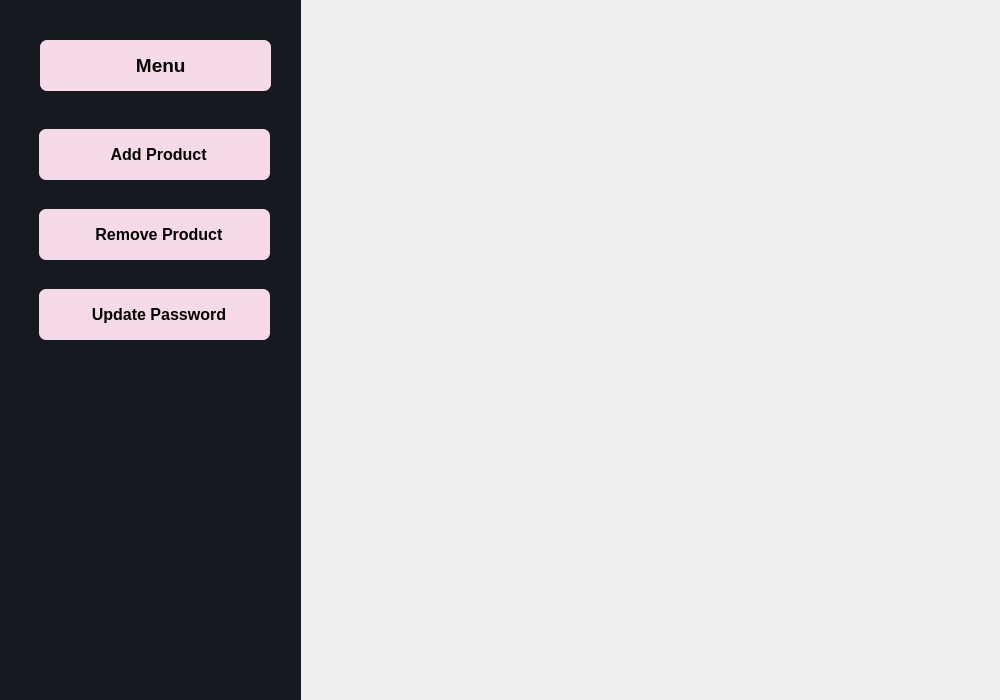
First picture: the form in seller.ui, repository Sazidul0/Ready2Go, before the edit.
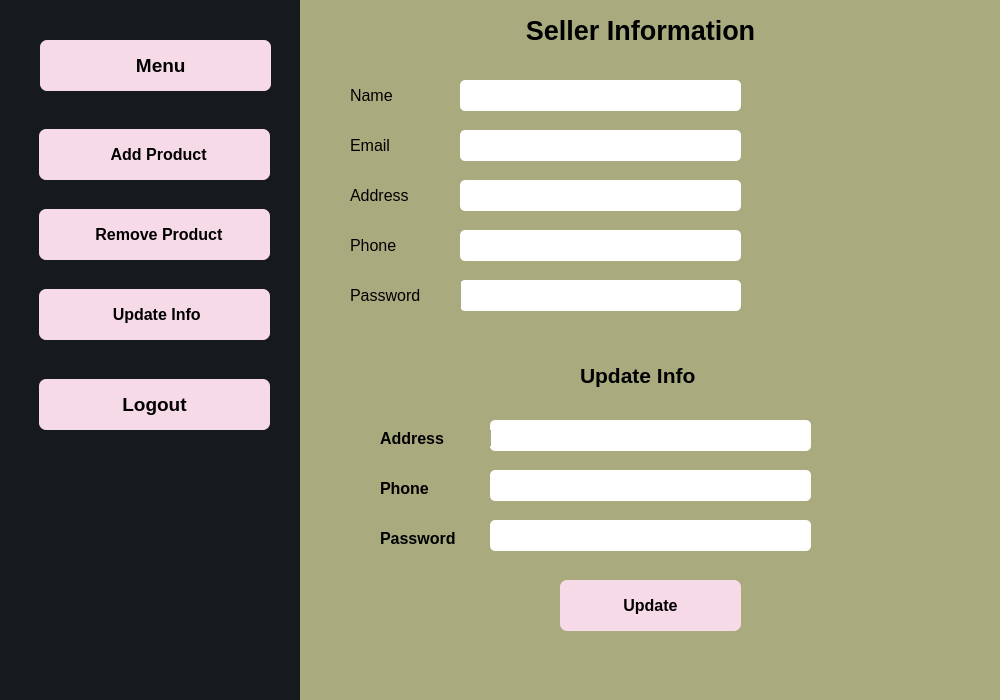
Second picture: the form after the edit. The open tabs and pages were chosen to show the change. Icons and pictures are not drawn.

```diff
--- a/seller.ui
+++ b/seller.ui
@@ -222,6 +222,9 @@
         <height>571</height>
        </rect>
       </property>
+      <property name="styleSheet">
+       <string notr="true"/>
+      </property>
       <widget class="QPushButton" name="Add_product">
        <property name="geometry">
         <rect>
@@ -304,6 +307,7 @@
        <property name="font">
         <font>
          <pointsize>12</pointsize>
+         <weight>75</weight>
          <bold>true</bold>
         </font>
        </property>
@@ -314,7 +318,7 @@
 }</string>
        </property>
        <property name="text">
-        <string>  Update Password</string>
+        <string> Update Info</string>
        </property>
        <property name="icon">
         <iconset>
@@ -325,6 +329,661 @@
          <width>24</width>
          <height>24</height>
         </size>
+       </property>
+      </widget>
+      <widget class="QPushButton" name="seller_logout_button">
+       <property name="geometry">
+        <rect>
+         <x>20</x>
+         <y>270</y>
+         <width>231</width>
+         <height>51</height>
+        </rect>
+       </property>
+       <property name="font">
+        <font>
+         <pointsize>14</pointsize>
+         <weight>75</weight>
+         <bold>true</bold>
+        </font>
+       </property>
+       <property name="styleSheet">
+        <string notr="true">	
+	border-radius:7px;
+	background-color: rgb(246, 218, 232);
+
+
+</string>
+       </property>
+       <property name="text">
+        <string>Logout</string>
+       </property>
+       <property name="iconSize">
+        <size>
+         <width>24</width>
+         <height>24</height>
+        </size>
+       </property>
+      </widget>
+     </widget>
+    </widget>
+    <widget class="QStackedWidget" name="seller_working_menu">
+     <property name="geometry">
+      <rect>
+       <x>300</x>
+       <y>0</y>
+       <width>701</width>
+       <height>701</height>
+      </rect>
+     </property>
+     <property name="styleSheet">
+      <string notr="true">
+background-color: rgb(170, 170, 127);</string>
+     </property>
+     <widget class="QWidget" name="seller_main_menu">
+      <widget class="QLabel" name="seller_menu_heading">
+       <property name="geometry">
+        <rect>
+         <x>170</x>
+         <y>30</y>
+         <width>341</width>
+         <height>51</height>
+        </rect>
+       </property>
+       <property name="font">
+        <font>
+         <pointsize>20</pointsize>
+         <weight>75</weight>
+         <bold>true</bold>
+        </font>
+       </property>
+       <property name="text">
+        <string>My Products</string>
+       </property>
+       <property name="alignment">
+        <set>Qt::AlignCenter</set>
+       </property>
+      </widget>
+     </widget>
+     <widget class="QWidget" name="seller_add_product">
+      <widget class="QLabel" name="seller_addproduct_heading">
+       <property name="geometry">
+        <rect>
+         <x>100</x>
+         <y>20</y>
+         <width>481</width>
+         <height>61</height>
+        </rect>
+       </property>
+       <property name="font">
+        <font>
+         <pointsize>20</pointsize>
+         <weight>75</weight>
+         <bold>true</bold>
+        </font>
+       </property>
+       <property name="text">
+        <string>Add New Product</string>
+       </property>
+       <property name="alignment">
+        <set>Qt::AlignCenter</set>
+       </property>
+      </widget>
+      <widget class="QLabel" name="product_name">
+       <property name="geometry">
+        <rect>
+         <x>50</x>
+         <y>160</y>
+         <width>171</width>
+         <height>41</height>
+        </rect>
+       </property>
+       <property name="font">
+        <font>
+         <pointsize>12</pointsize>
+         <weight>75</weight>
+         <bold>true</bold>
+        </font>
+       </property>
+       <property name="text">
+        <string>Product Name</string>
+       </property>
+      </widget>
+      <widget class="QLabel" name="product_description">
+       <property name="geometry">
+        <rect>
+         <x>50</x>
+         <y>240</y>
+         <width>221</width>
+         <height>51</height>
+        </rect>
+       </property>
+       <property name="font">
+        <font>
+         <pointsize>12</pointsize>
+         <weight>75</weight>
+         <bold>true</bold>
+        </font>
+       </property>
+       <property name="text">
+        <string>Product Description</string>
+       </property>
+      </widget>
+      <widget class="QLabel" name="product_quantity">
+       <property name="geometry">
+        <rect>
+         <x>50</x>
+         <y>480</y>
+         <width>171</width>
+         <height>41</height>
+        </rect>
+       </property>
+       <property name="font">
+        <font>
+         <pointsize>12</pointsize>
+         <weight>75</weight>
+         <bold>true</bold>
+        </font>
+       </property>
+       <property name="text">
+        <string>Product Quantity</string>
+       </property>
+      </widget>
+      <widget class="QLineEdit" name="product_name_input">
+       <property name="geometry">
+        <rect>
+         <x>230</x>
+         <y>160</y>
+         <width>371</width>
+         <height>41</height>
+        </rect>
+       </property>
+       <property name="styleSheet">
+        <string notr="true">background-color: rgb(255, 255, 255);</string>
+       </property>
+      </widget>
+      <widget class="QLineEdit" name="product_quantity_input">
+       <property name="geometry">
+        <rect>
+         <x>240</x>
+         <y>480</y>
+         <width>371</width>
+         <height>41</height>
+        </rect>
+       </property>
+       <property name="styleSheet">
+        <string notr="true">background-color: rgb(255, 255, 255);</string>
+       </property>
+      </widget>
+      <widget class="QLineEdit" name="product_description_input">
+       <property name="geometry">
+        <rect>
+         <x>50</x>
+         <y>280</y>
+         <width>591</width>
+         <height>151</height>
+        </rect>
+       </property>
+       <property name="styleSheet">
+        <string notr="true">background-color: rgb(255, 255, 255);</string>
+       </property>
+      </widget>
+      <widget class="QPushButton" name="add_new_product_button">
+       <property name="geometry">
+        <rect>
+         <x>270</x>
+         <y>580</y>
+         <width>151</width>
+         <height>51</height>
+        </rect>
+       </property>
+       <property name="font">
+        <font>
+         <pointsize>12</pointsize>
+         <weight>75</weight>
+         <bold>true</bold>
+        </font>
+       </property>
+       <property name="styleSheet">
+        <string notr="true">border-radius: 7px;
+	background-color: rgb(246, 218, 232);</string>
+       </property>
+       <property name="text">
+        <string>Add</string>
+       </property>
+      </widget>
+     </widget>
+     <widget class="QWidget" name="seller_remove_product">
+      <widget class="QLabel" name="seller_remove_product_heading">
+       <property name="geometry">
+        <rect>
+         <x>150</x>
+         <y>20</y>
+         <width>381</width>
+         <height>61</height>
+        </rect>
+       </property>
+       <property name="font">
+        <font>
+         <pointsize>20</pointsize>
+         <weight>75</weight>
+         <bold>true</bold>
+        </font>
+       </property>
+       <property name="text">
+        <string>Remove Product</string>
+       </property>
+       <property name="alignment">
+        <set>Qt::AlignCenter</set>
+       </property>
+      </widget>
+      <widget class="QLabel" name="Enter_product_name">
+       <property name="geometry">
+        <rect>
+         <x>30</x>
+         <y>180</y>
+         <width>251</width>
+         <height>41</height>
+        </rect>
+       </property>
+       <property name="font">
+        <font>
+         <pointsize>14</pointsize>
+         <weight>75</weight>
+         <bold>true</bold>
+        </font>
+       </property>
+       <property name="text">
+        <string>Enter Product Name:</string>
+       </property>
+      </widget>
+      <widget class="QLineEdit" name="remove_product_name_input">
+       <property name="geometry">
+        <rect>
+         <x>290</x>
+         <y>180</y>
+         <width>351</width>
+         <height>51</height>
+        </rect>
+       </property>
+       <property name="font">
+        <font>
+         <pointsize>12</pointsize>
+        </font>
+       </property>
+       <property name="styleSheet">
+        <string notr="true">background-color: rgb(255, 255, 255);</string>
+       </property>
+       <property name="alignment">
+        <set>Qt::AlignCenter</set>
+       </property>
+       <property name="placeholderText">
+        <string>Product Name</string>
+       </property>
+      </widget>
+      <widget class="QPushButton" name="remove_product_remove_button">
+       <property name="geometry">
+        <rect>
+         <x>270</x>
+         <y>300</y>
+         <width>141</width>
+         <height>51</height>
+        </rect>
+       </property>
+       <property name="font">
+        <font>
+         <pointsize>12</pointsize>
+         <weight>75</weight>
+         <bold>true</bold>
+        </font>
+       </property>
+       <property name="styleSheet">
+        <string notr="true">border-radius: 7px;
+	background-color: rgb(246, 218, 232);</string>
+       </property>
+       <property name="text">
+        <string>Remove</string>
+       </property>
+      </widget>
+     </widget>
+     <widget class="QWidget" name="seller_update_info">
+      <widget class="QLabel" name="Update_Info_Heading">
+       <property name="geometry">
+        <rect>
+         <x>160</x>
+         <y>0</y>
+         <width>361</width>
+         <height>61</height>
+        </rect>
+       </property>
+       <property name="font">
+        <font>
+         <pointsize>20</pointsize>
+         <weight>75</weight>
+         <bold>true</bold>
+        </font>
+       </property>
+       <property name="text">
+        <string>Seller Information</string>
+       </property>
+       <property name="alignment">
+        <set>Qt::AlignCenter</set>
+       </property>
+      </widget>
+      <widget class="QLineEdit" name="seller_address_update_input">
+       <property name="geometry">
+        <rect>
+         <x>190</x>
+         <y>420</y>
+         <width>321</width>
+         <height>31</height>
+        </rect>
+       </property>
+       <property name="styleSheet">
+        <string notr="true">background-color: rgb(255, 255, 255);
+border-radius: 5px;</string>
+       </property>
+      </widget>
+      <widget class="QLabel" name="update_name">
+       <property name="geometry">
+        <rect>
+         <x>50</x>
+         <y>80</y>
+         <width>81</width>
+         <height>31</height>
+        </rect>
+       </property>
+       <property name="font">
+        <font>
+         <pointsize>12</pointsize>
+         <weight>50</weight>
+         <bold>false</bold>
+        </font>
+       </property>
+       <property name="text">
+        <string>Name</string>
+       </property>
+      </widget>
+      <widget class="QLabel" name="update_pass_heading">
+       <property name="geometry">
+        <rect>
+         <x>80</x>
+         <y>530</y>
+         <width>111</width>
+         <height>16</height>
+        </rect>
+       </property>
+       <property name="font">
+        <font>
+         <pointsize>12</pointsize>
+         <weight>75</weight>
+         <bold>true</bold>
+        </font>
+       </property>
+       <property name="text">
+        <string>Password</string>
+       </property>
+      </widget>
+      <widget class="QLineEdit" name="seller_show_password">
+       <property name="geometry">
+        <rect>
+         <x>160</x>
+         <y>280</y>
+         <width>281</width>
+         <height>31</height>
+        </rect>
+       </property>
+       <property name="styleSheet">
+        <string notr="true">background-color: rgb(255, 255, 255);
+border-radius: 5px;</string>
+       </property>
+      </widget>
+      <widget class="QLineEdit" name="seller_show_email">
+       <property name="geometry">
+        <rect>
+         <x>160</x>
+         <y>130</y>
+         <width>281</width>
+         <height>31</height>
+        </rect>
+       </property>
+       <property name="styleSheet">
+        <string notr="true">background-color: rgb(255, 255, 255);
+border-radius: 5px;</string>
+       </property>
+      </widget>
+      <widget class="QLabel" name="phone_update_input">
+       <property name="geometry">
+        <rect>
+         <x>80</x>
+         <y>480</y>
+         <width>111</width>
+         <height>16</height>
+        </rect>
+       </property>
+       <property name="font">
+        <font>
+         <pointsize>12</pointsize>
+         <weight>75</weight>
+         <bold>true</bold>
+        </font>
+       </property>
+       <property name="text">
+        <string>Phone</string>
+       </property>
+      </widget>
+      <widget class="QLabel" name="update_phone">
+       <property name="geometry">
+        <rect>
+         <x>50</x>
+         <y>230</y>
+         <width>81</width>
+         <height>31</height>
+        </rect>
+       </property>
+       <property name="font">
+        <font>
+         <pointsize>12</pointsize>
+         <weight>50</weight>
+         <bold>false</bold>
+        </font>
+       </property>
+       <property name="text">
+        <string>Phone</string>
+       </property>
+      </widget>
+      <widget class="QLabel" name="seller_update_address">
+       <property name="geometry">
+        <rect>
+         <x>50</x>
+         <y>180</y>
+         <width>81</width>
+         <height>31</height>
+        </rect>
+       </property>
+       <property name="font">
+        <font>
+         <pointsize>12</pointsize>
+         <weight>50</weight>
+         <bold>false</bold>
+        </font>
+       </property>
+       <property name="text">
+        <string>Address</string>
+       </property>
+      </widget>
+      <widget class="QLineEdit" name="seller_show_phone">
+       <property name="geometry">
+        <rect>
+         <x>160</x>
+         <y>230</y>
+         <width>281</width>
+         <height>31</height>
+        </rect>
+       </property>
+       <property name="styleSheet">
+        <string notr="true">background-color: rgb(255, 255, 255);
+border-radius: 5px;</string>
+       </property>
+      </widget>
+      <widget class="QLineEdit" name="seller_show_address">
+       <property name="geometry">
+        <rect>
+         <x>160</x>
+         <y>180</y>
+         <width>281</width>
+         <height>31</height>
+        </rect>
+       </property>
+       <property name="styleSheet">
+        <string notr="true">background-color: rgb(255, 255, 255);
+border-radius: 5px;</string>
+       </property>
+      </widget>
+      <widget class="QPushButton" name="Update_Info_Button_seller">
+       <property name="geometry">
+        <rect>
+         <x>260</x>
+         <y>580</y>
+         <width>181</width>
+         <height>51</height>
+        </rect>
+       </property>
+       <property name="font">
+        <font>
+         <pointsize>12</pointsize>
+         <weight>75</weight>
+         <bold>true</bold>
+        </font>
+       </property>
+       <property name="styleSheet">
+        <string notr="true">	border-radius: 7px;
+	background-color: rgb(246, 218, 232);</string>
+       </property>
+       <property name="text">
+        <string>Update</string>
+       </property>
+      </widget>
+      <widget class="QLineEdit" name="seller_password_update_input">
+       <property name="geometry">
+        <rect>
+         <x>190</x>
+         <y>520</y>
+         <width>321</width>
+         <height>31</height>
+        </rect>
+       </property>
+       <property name="styleSheet">
+        <string notr="true">background-color: rgb(255, 255, 255);
+border-radius: 5px;</string>
+       </property>
+      </widget>
+      <widget class="QLabel" name="update_password">
+       <property name="geometry">
+        <rect>
+         <x>50</x>
+         <y>280</y>
+         <width>111</width>
+         <height>31</height>
+        </rect>
+       </property>
+       <property name="font">
+        <font>
+         <pointsize>12</pointsize>
+         <weight>50</weight>
+         <bold>false</bold>
+        </font>
+       </property>
+       <property name="text">
+        <string>Password</string>
+       </property>
+      </widget>
+      <widget class="QLineEdit" name="seller_show_username">
+       <property name="geometry">
+        <rect>
+         <x>160</x>
+         <y>80</y>
+         <width>281</width>
+         <height>31</height>
+        </rect>
+       </property>
+       <property name="styleSheet">
+        <string notr="true">background-color: rgb(255, 255, 255);
+border-radius: 5px;</string>
+       </property>
+      </widget>
+      <widget class="QLineEdit" name="seller_phone_update_input_2">
+       <property name="geometry">
+        <rect>
+         <x>190</x>
+         <y>470</y>
+         <width>321</width>
+         <height>31</height>
+        </rect>
+       </property>
+       <property name="styleSheet">
+        <string notr="true">background-color: rgb(255, 255, 255);
+border-radius: 5px;</string>
+       </property>
+      </widget>
+      <widget class="QLabel" name="update_email">
+       <property name="geometry">
+        <rect>
+         <x>50</x>
+         <y>130</y>
+         <width>81</width>
+         <height>31</height>
+        </rect>
+       </property>
+       <property name="font">
+        <font>
+         <pointsize>12</pointsize>
+         <weight>50</weight>
+         <bold>false</bold>
+        </font>
+       </property>
+       <property name="text">
+        <string>Email</string>
+       </property>
+      </widget>
+      <widget class="QLabel" name="Update_info_heading">
+       <property name="geometry">
+        <rect>
+         <x>280</x>
+         <y>360</y>
+         <width>341</width>
+         <height>31</height>
+        </rect>
+       </property>
+       <property name="font">
+        <font>
+         <pointsize>16</pointsize>
+         <weight>75</weight>
+         <bold>true</bold>
+        </font>
+       </property>
+       <property name="text">
+        <string>Update Info</string>
+       </property>
+      </widget>
+      <widget class="QLabel" name="address_update_heading">
+       <property name="geometry">
+        <rect>
+         <x>80</x>
+         <y>430</y>
+         <width>111</width>
+         <height>16</height>
+        </rect>
+       </property>
+       <property name="font">
+        <font>
+         <pointsize>12</pointsize>
+         <weight>75</weight>
+         <bold>true</bold>
+        </font>
+       </property>
+       <property name="text">
+        <string>Address</string>
        </property>
       </widget>
      </widget>
```
Left out of the diff: 5 changed lines with no effect on the pictures.
